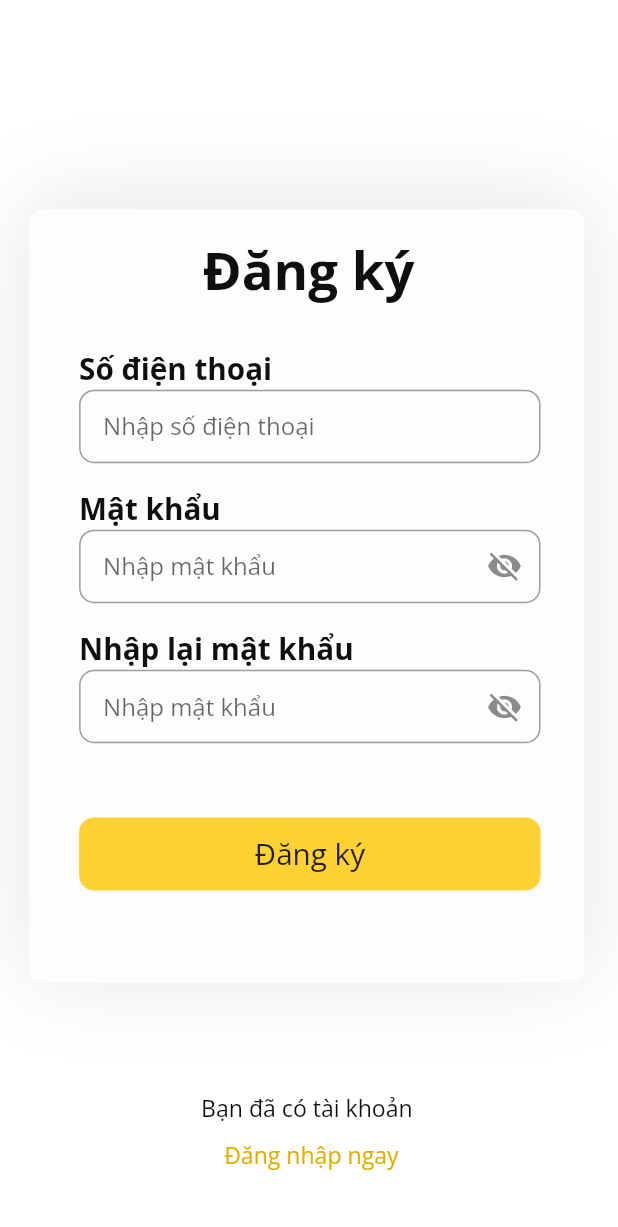
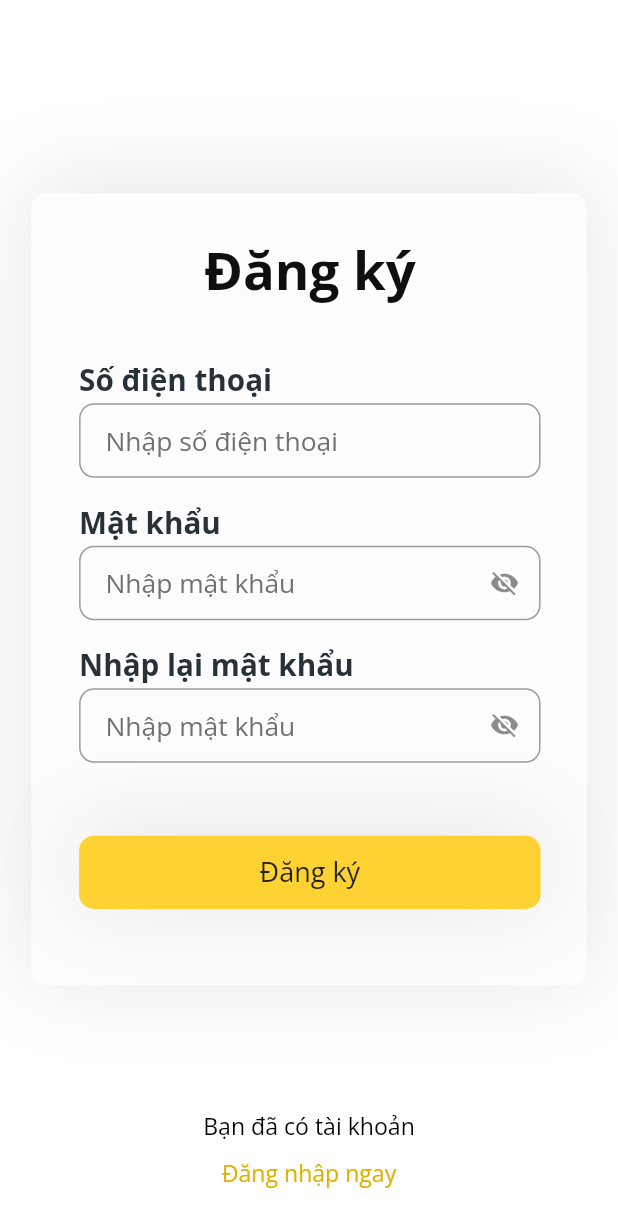
Before and after one commit to dungnnwork/Accum_Points, a Flutter app: the screen it shows after launch, on a phone screen of 412 x 824 dp. Shown: the top 1227 px of the screen. Run offline on Flutter 3.47's test engine with Material 2 defaults, Android fonts, the phone set to English and light mode, and no system bars; our stand-ins replace flutter_screenutil.

Commit message:
modify sign_up_page

```diff
--- a/lib/main.dart
+++ b/lib/main.dart
@@ -1,4 +1,5 @@
 import 'package:accum_points_app/views/accum_app.dart';
+import 'package:accum_points_app/views/screens/login_page/login_page.dart';
 import 'package:accum_points_app/views/screens/sign_up_page/sign_up_page.dart';
 import 'package:flutter/material.dart';
 import 'package:flutter_screenutil/flutter_screenutil.dart';
--- a/lib/views/screens/sign_up_page/sign_up_page.dart
+++ b/lib/views/screens/sign_up_page/sign_up_page.dart
@@ -13,202 +13,195 @@ class _SignUpPageState extends State<SignUpPage> {
   @override
   Widget build(BuildContext context) {
     return Scaffold(
+      resizeToAvoidBottomInset: false,
       backgroundColor: Colors.white,
-      body: // Figma Flutter Generator NgkWidget - FRAME
+      body: SizedBox(
+        child: Column(
+          children: [
             Container(
-              width: 375.w,
-              height: 812.h,
-              decoration: const BoxDecoration(
-                color: Colors.white,
-              ),
-              child: Stack(children: <Widget>[
-                Positioned(
-                    top: 127.w,
-                    left: 19.h,
-                    child: Container(
-                        width: 337.w,
-                        height: 508.h,
+              margin: EdgeInsets.only(left: 19.w, top: 127.h, right: 19.w),
               decoration: BoxDecoration(
                   borderRadius: BorderRadius.circular(10),
+                  color: const Color(0xfffdfdfd),
                   boxShadow: const [
                     BoxShadow(
                         color: Color.fromRGBO(0, 0, 0, 0.1),
-                                offset: Offset(0, -5),
-                                blurRadius: 50)
-                          ],
-                          color: const Color(0xfffdfdfd),
-                        ))),
-                Positioned(
-                    top: 153.h,
-                    left: 123.w,
+                        blurRadius: 50,
+                        offset: Offset(0, -5)),
+                  ]),
+              padding: EdgeInsets.only(
+                  left: 29.w, top: 26.h, right: 28.w, bottom: 50.h),
+              child: Column(
+                crossAxisAlignment: CrossAxisAlignment.start,
+                children: [
+                  Center(
                     child: Text(
                       'Đăng ký',
-                      textAlign: TextAlign.left,
                       style: TextStyle(
-                        color: const Color(0xff0f0f0f),
                           fontSize: 32.sp,
                           fontWeight: FontWeight.w700,
+                          color: const Color(0xff0f0f0f)),
                     ),
-                    )),
-                Positioned(
-                    top: 229.h,
-                    left: 48.w,
-                    child: Text(
+                  ),
+                  SizedBox(height: 36.h),
+                  Text(
                     'Số điện thoại',
-                      textAlign: TextAlign.left,
                     style: TextStyle(
-                        color: const Color(0xff0f0f0f),
                         fontSize: 18.sp,
                         fontWeight: FontWeight.w700,
+                        color: const Color(0xff263238)),
                   ),
-                    )),
-                Positioned(
-                    top: 256.h,
-                    left: 48.w,
-                    width: 280.w,
-                    height: 49.h,
-                    child: const TextField(
+                  SizedBox(height: 2.h),
+                  ConstrainedBox(
+                    constraints:
+                        BoxConstraints(maxHeight: 49.h, maxWidth: 280.w),
+                    child: TextField(
                       keyboardType: TextInputType.number,
                       decoration: InputDecoration(
                           hintText: 'Nhập số điện thoại',
-                          contentPadding:
-                              EdgeInsets.only(top: 15, left: 16, bottom: 12),
+                          contentPadding: EdgeInsets.symmetric(
+                              vertical: 13.h, horizontal: 16.w),
                           hintStyle: TextStyle(
-                              fontSize: 16, fontWeight: FontWeight.w400),
-                          border: OutlineInputBorder(
+                              color: const Color(0xff717171),
+                              fontSize: 16.sp,
+                              fontWeight: FontWeight.w400),
+                          border: const OutlineInputBorder(
                               borderRadius:
                                   BorderRadius.all(Radius.circular(10)),
                               borderSide: BorderSide(
-                                  color: Color(0xffa1a1a1), width: 1))),
-                    )),
-                Positioned(
-                    top: 321.h,
-                    left: 48.w,
-                    child: Text(
+                                  width: 1, color: Color(0xffa1a1a1)))),
+                    ),
+                  ),
+                  SizedBox(height: 16.h),
+                  Text(
                     'Mật khẩu',
-                      textAlign: TextAlign.left,
                     style: TextStyle(
-                        color: const Color(0xff0f0f0f),
                         fontSize: 18.sp,
                         fontWeight: FontWeight.w700,
+                        color: const Color(0xff263238)),
                   ),
-                    )),
-                Positioned(
-                    top: 348.h,
-                    left: 48.w,
-                    width: 280.w,
-                    height: 49.h,
+                  SizedBox(height: 2.h),
+                  ConstrainedBox(
+                    constraints:
+                        BoxConstraints(maxHeight: 49.h, maxWidth: 280.w),
                     child: TextField(
                       decoration: InputDecoration(
                           hintText: 'Nhập mật khẩu',
-                        contentPadding: const EdgeInsets.only(
-                            top: 15, left: 16, bottom: 12),
-                        hintStyle: const TextStyle(
-                            fontSize: 16, fontWeight: FontWeight.w400),
-                        border: const OutlineInputBorder(
-                            borderRadius: BorderRadius.all(Radius.circular(10)),
-                            borderSide:
-                                BorderSide(color: Color(0xffa1a1a1), width: 1)),
                           suffixIcon: IconButton(
-                          icon: Icon(_secureText
+                            icon: Icon(
+                              _secureText
                                   ? Icons.visibility_off
-                              : Icons.remove_red_eye),
+                                  : Icons.remove_red_eye,
+                              size: 20,
+                            ),
                             onPressed: () {
                               setState(() {
                                 _secureText = !_secureText;
                               });
                             },
                           ),
+                          contentPadding: EdgeInsets.symmetric(
+                              vertical: 13.h, horizontal: 16.w),
+                          hintStyle: TextStyle(
+                              color: const Color(0xff717171),
+                              fontSize: 16.sp,
+                              fontWeight: FontWeight.w400),
+                          border: const OutlineInputBorder(
+                              borderRadius:
+                                  BorderRadius.all(Radius.circular(10)),
+                              borderSide: BorderSide(
+                                  width: 1, color: Color(0xffa1a1a1)))),
+                      obscureText: _secureText,
                     ),
-                      obscureText: _secureText,
-                    )),
-                Positioned(
-                    top: 413.h,
-                    left: 48.w,
-                    child: Text(
+                  ),
+                  SizedBox(height: 16.h),
+                  Text(
                     'Nhập lại mật khẩu',
-                      textAlign: TextAlign.left,
                     style: TextStyle(
-                        color: const Color(0xff0f0f0f),
                         fontSize: 18.sp,
                         fontWeight: FontWeight.w700,
+                        color: const Color(0xff263238)),
                   ),
-                    )),
-                Positioned(
-                    top: 440.h,
-                    left: 48.w,
-                    width: 280.w,
-                    height: 49.h,
+                  SizedBox(height: 2.h),
+                  ConstrainedBox(
+                    constraints:
+                        BoxConstraints(maxHeight: 49.h, maxWidth: 280.w),
                     child: TextField(
                       decoration: InputDecoration(
-                        hintText: 'Nhập mật khẩu',
-                        contentPadding: const EdgeInsets.only(
-                            top: 15, left: 16, bottom: 12),
-                        hintStyle: const TextStyle(
-                            fontSize: 16, fontWeight: FontWeight.w400),
-                        border: const OutlineInputBorder(
-                            borderRadius: BorderRadius.all(Radius.circular(10)),
-                            borderSide:
-                                BorderSide(color: Color(0xffa1a1a1), width: 1)),
                           suffixIcon: IconButton(
-                          icon: Icon(_secureText
+                            icon: Icon(
+                              _secureText
                                   ? Icons.visibility_off
-                              : Icons.remove_red_eye),
+                                  : Icons.remove_red_eye,
+                              size: 20,
+                            ),
                             onPressed: () {
                               setState(() {
                                 _secureText = !_secureText;
                               });
                             },
                           ),
+                          hintText: 'Nhập mật khẩu',
+                          contentPadding: EdgeInsets.symmetric(
+                              vertical: 13.h, horizontal: 16.w),
+                          hintStyle: TextStyle(
+                              color: const Color(0xff717171),
+                              fontSize: 16.sp,
+                              fontWeight: FontWeight.w400),
+                          border: const OutlineInputBorder(
+                              borderRadius:
+                                  BorderRadius.all(Radius.circular(10)),
+                              borderSide: BorderSide(
+                                  width: 1, color: Color(0xffa1a1a1)))),
                     ),
-                      obscureText: _secureText,
-                    )),
-                Positioned(
-                    top: 537.h,
-                    left: 48.w,
-                    width: 280.w,
+                  ),
+                  SizedBox(height: 48.h),
+                  Container(
                     height: 48.h,
-                    child: Container(
                     decoration: BoxDecoration(
                         borderRadius: BorderRadius.circular(10),
-                          color: const Color(0xffffd233)),
-                      child: Center(
+                        color: const Color(0xffFFD233),
+                        boxShadow: const [
+                          BoxShadow(
+                              color: Color.fromRGBO(0, 0, 0, 0.1),
+                              blurRadius: 50,
+                              offset: Offset(0, -5)),
+                        ]),
+                    child: const Center(
                         child: Text(
                       'Đăng ký',
-                          textAlign: TextAlign.left,
                       style: TextStyle(
-                            color: const Color(0xff1e1e1e),
-                            fontSize: 18.sp,
-                            fontWeight: FontWeight.w400,
+                          color: Color(0xff1E1E1E),
+                          fontSize: 18,
+                          fontWeight: FontWeight.w400),
+                    )),
+                  ),
+                ],
               ),
             ),
-                      ),
-                    )),
-                Positioned(
-                    top: 718.h,
-                    left: 122.w,
+            SizedBox(height: 83.h),
+            Center(
               child: Text(
                 'Bạn đã có tài khoản',
-                      textAlign: TextAlign.left,
                 style: TextStyle(
-                        color: const Color(0xff0f0f0f),
                     fontSize: 14.sp,
                     fontWeight: FontWeight.w400,
+                    color: Colors.black),
               ),
-                    )),
-                Positioned(
-                    top: 749.h,
-                    left: 136.w,
+            ),
+            SizedBox(height: 10.h),
+            Center(
               child: Text(
                 'Đăng nhập ngay',
-                      textAlign: TextAlign.left,
                 style: TextStyle(
-                        color: const Color(0xffe1b000),
                     fontSize: 14.sp,
                     fontWeight: FontWeight.w400,
+                    color: const Color(0xffE1B000)),
               ),
-                    )),
-              ])),
+            ),
+          ],
+        ),
+      ),
     );
   }
 }
```
Also changed, not shown: lib/views/screens/login_page/login_page.dart (+34 -175 lines), lib/views/screens/verify_otp_page/verify_otp_page.dart (added, +34 -0 lines). Lines whose indentation alone changed are shown as unchanged.
